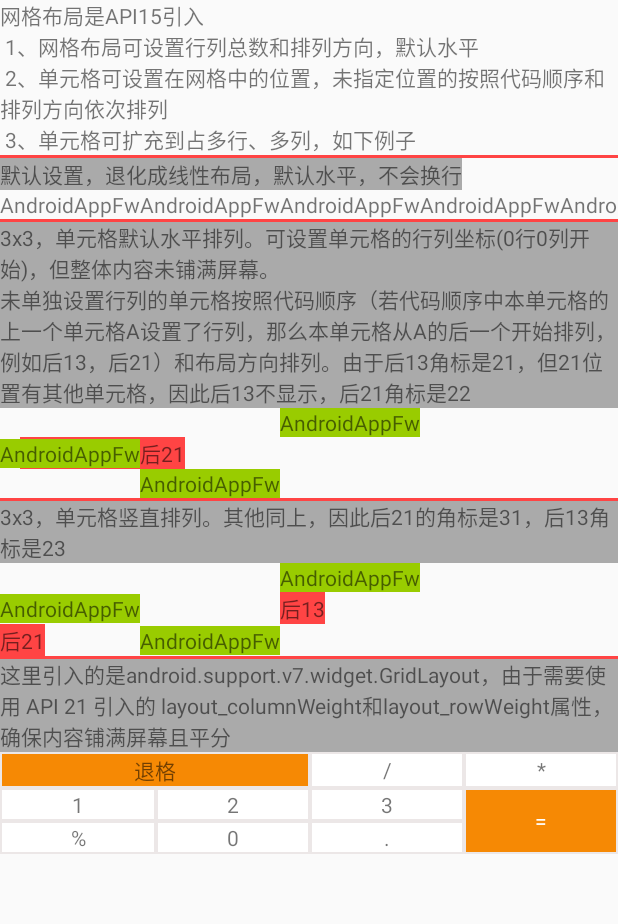
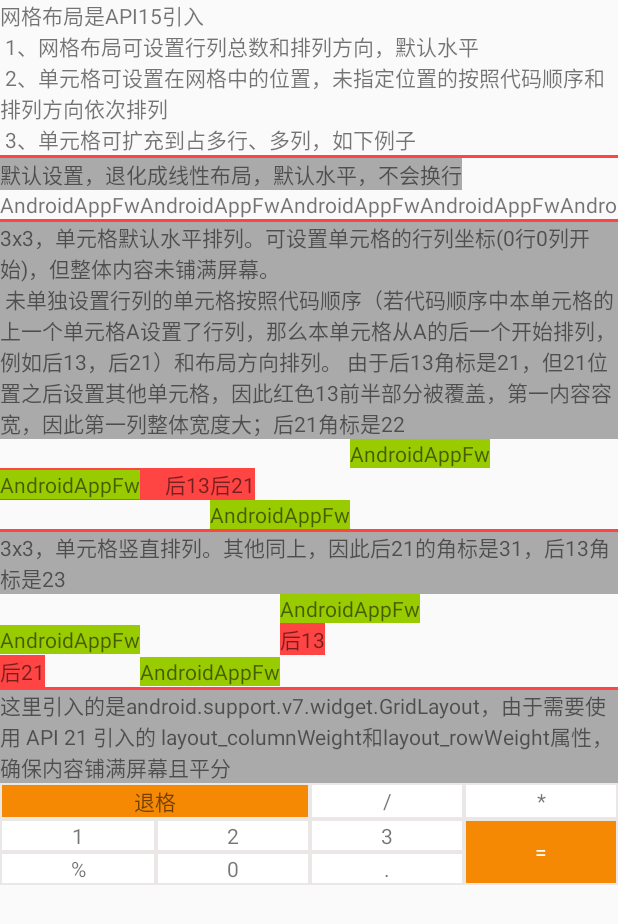
Before and after one commit to MelanDawn/AndroidAppFw, an Android app: the GridLayoutAct screen opened directly, with no data from a screen before it, on a phone screen of 412 x 824 dp. Shown: the top 924 px of the screen. Run offline under Robolectric (Android 15) with nearby library versions, the phone set to English and light mode, and no system bars; libraries missing offline, so code that uses them is left out: com.umeng.analytics, com.umeng.message; 2 statements that could not run were skipped.

Commit message:
[R&D_Center] 优化GridLayout描述内容
修改原因: Feature
应用版本: 1.0
问题原因:
修复方式：

```diff
--- a/app/src/main/res/layout/act_grid_layout.xml
+++ b/app/src/main/res/layout/act_grid_layout.xml
@@ -71,10 +71,10 @@
                 android:background="@android:color/holo_green_light"
                 android:text="@string/app_name"/>
             <TextView
-                android:layout_width="80dp"
+                android:layout_width="140dp"
                 android:layout_height="wrap_content"
                 android:background="@android:color/holo_red_light"
-                android:layout_gravity="end"
+                android:gravity="end"
                 android:text="@string/grid_layout_behind_13"/>
             <TextView
                 android:layout_width="wrap_content"
--- a/app/src/main/res/values/strings.xml
+++ b/app/src/main/res/values/strings.xml
@@ -179,7 +179,9 @@
         2、单元格可设置在网格中的位置，未指定位置的按照代码顺序和排列方向依次排列\n
         3、单元格可扩充到占多行、多列，如下例子</string>
     <string name="grid_layout_demo_1">默认设置，退化成线性布局，默认水平，不会换行</string>
-    <string name="grid_layout_demo_2">3x3，单元格默认水平排列。可设置单元格的行列坐标(0行0列开始)，但整体内容未铺满屏幕。\n未单独设置行列的单元格按照代码顺序（若代码顺序中本单元格的上一个单元格A设置了行列，那么本单元格从A的后一个开始排列，例如后13，后21）和布局方向排列。由于后13角标是21，但21位置有其他单元格，因此后13不显示，后21角标是22  </string>
+    <string name="grid_layout_demo_2">3x3，单元格默认水平排列。可设置单元格的行列坐标(0行0列开始)，但整体内容未铺满屏幕。\n
+        未单独设置行列的单元格按照代码顺序（若代码顺序中本单元格的上一个单元格A设置了行列，那么本单元格从A的后一个开始排列，例如后13，后21）和布局方向排列。
+        由于后13角标是21，但21位置之后设置其他单元格，因此红色13前半部分被覆盖，第一内容容宽，因此第一列整体宽度大；后21角标是22  </string>
     <string name="grid_layout_demo_3">3x3，单元格竖直排列。其他同上，因此后21的角标是31，后13角标是23</string>
     <string name="grid_layout_demo_4">这里引入的是android.support.v7.widget.GridLayout，由于需要使用 API 21 引入的 layout_columnWeight和layout_rowWeight属性，确保内容铺满屏幕且平分</string>
     <string name="grid_layout_behind_13">后13</string>
```
